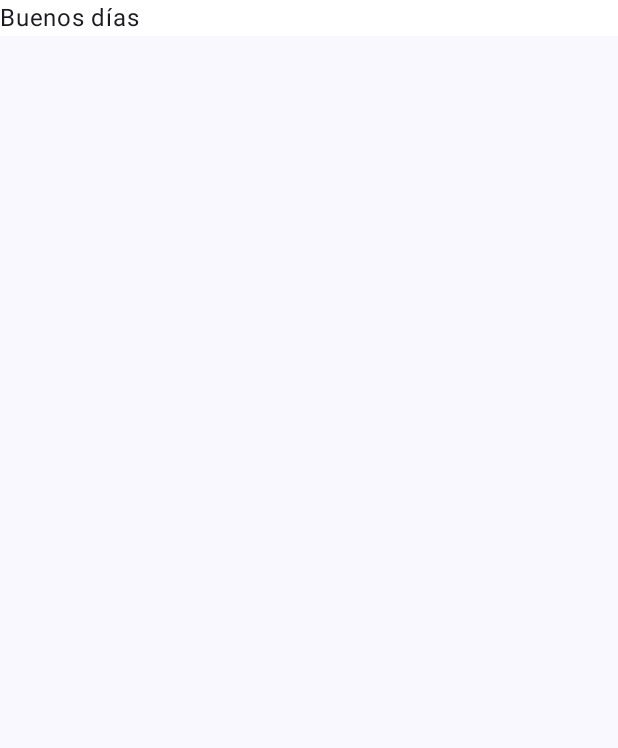
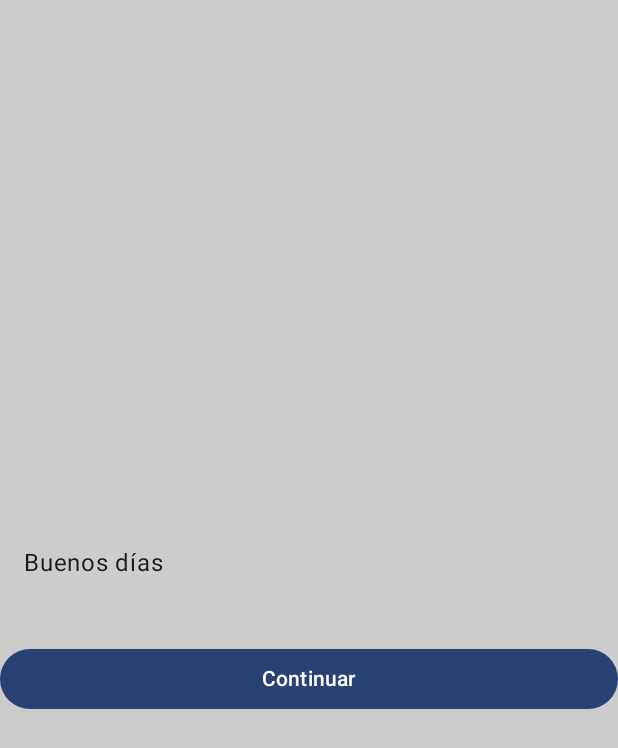
Before and after one commit to ffernandoss/Taller1EventosFInal, an Android app built with Jetpack Compose: the screen it shows after launch (MainActivity), on a phone screen of 412 x 824 dp. Before the commit the part shown is almost empty. Shown: the top 748 px of the screen. Run offline under Robolectric (Android 15) with nearby library versions, the phone set to English and light mode, and no system bars.

```diff
--- a/app/src/main/AndroidManifest.xml
+++ b/app/src/main/AndroidManifest.xml
@@ -12,6 +12,7 @@
         android:supportsRtl="true"
         android:theme="@style/Theme.Taller1Eventos"
         tools:targetApi="31">
+        <activity android:name=".SecondActivity"></activity>
         <activity
             android:name=".MainActivity"
             android:exported="true"
--- a/app/src/main/java/com/example/taller1eventos/MainActivity.kt
+++ b/app/src/main/java/com/example/taller1eventos/MainActivity.kt
@@ -1,15 +1,19 @@
 package com.example.taller1eventos
 
+import android.content.Intent
 import android.os.Bundle
 import androidx.activity.ComponentActivity
 import androidx.activity.compose.setContent
 import androidx.activity.enableEdgeToEdge
 import androidx.compose.foundation.background
 import androidx.compose.foundation.layout.Column
+import androidx.compose.foundation.layout.Spacer
 import androidx.compose.foundation.layout.fillMaxSize
 import androidx.compose.foundation.layout.fillMaxWidth
+import androidx.compose.foundation.layout.height
 import androidx.compose.foundation.layout.padding
 import androidx.compose.foundation.layout.wrapContentSize
+import androidx.compose.material3.Button
 import androidx.compose.material3.Scaffold
 import androidx.compose.material3.Text
 import androidx.compose.runtime.Composable
@@ -28,14 +32,31 @@ class MainActivity : ComponentActivity() {
             Taller1EventosTheme {
                 Scaffold(modifier = Modifier.fillMaxSize()) { innerPadding ->
                     val mensaje = mensajeDeBienvenida()
-                    Greeting(
-                        name = mensaje,
+                    Column(
                         modifier = Modifier
+                            .fillMaxSize()
+                            .background(Color.LightGray)
+                            .padding(innerPadding)
                             .wrapContentSize()
-                            .fillMaxWidth()
-                            .padding(innerPadding)
-                            .background(Color.White)
-                    )
+                    ) {
+                        Text(
+                            text = mensaje,
+                            modifier = Modifier
+                                .fillMaxWidth()
+                                .padding(16.dp)
+                        )
+                        Spacer(modifier = Modifier.height(25.dp))
+                        Button(
+                            onClick = {
+                                val intent = Intent(this@MainActivity, SecondActivity::class.java)
+                                startActivity(intent)
+                            },
+                            modifier = Modifier
+                                .fillMaxWidth()
+                        ) {
+                            Text("Continuar")
+                        }
+                    }
                 }
             }
         }
@@ -52,15 +73,21 @@ fun pantallaPrincipal() {
                 .fillMaxSize()
                 .background(Color.LightGray)
                 .wrapContentSize()
-
         ) {
             Text(
                 text = mensaje,
                 modifier = Modifier
-
                     .fillMaxWidth()
                     .padding(16.dp)
             )
+            Spacer(modifier = Modifier.height(25.dp))
+            Button(
+                onClick = { /*TODO*/ },
+                modifier = Modifier
+                    .fillMaxWidth()
+            ) {
+                Text("Continuar")
+            }
         }
     }
 }
```
Also changed, not shown: app/src/main/java/com/example/taller1eventos/ActividadPrincipal.kt (added, +41 -0 lines).
